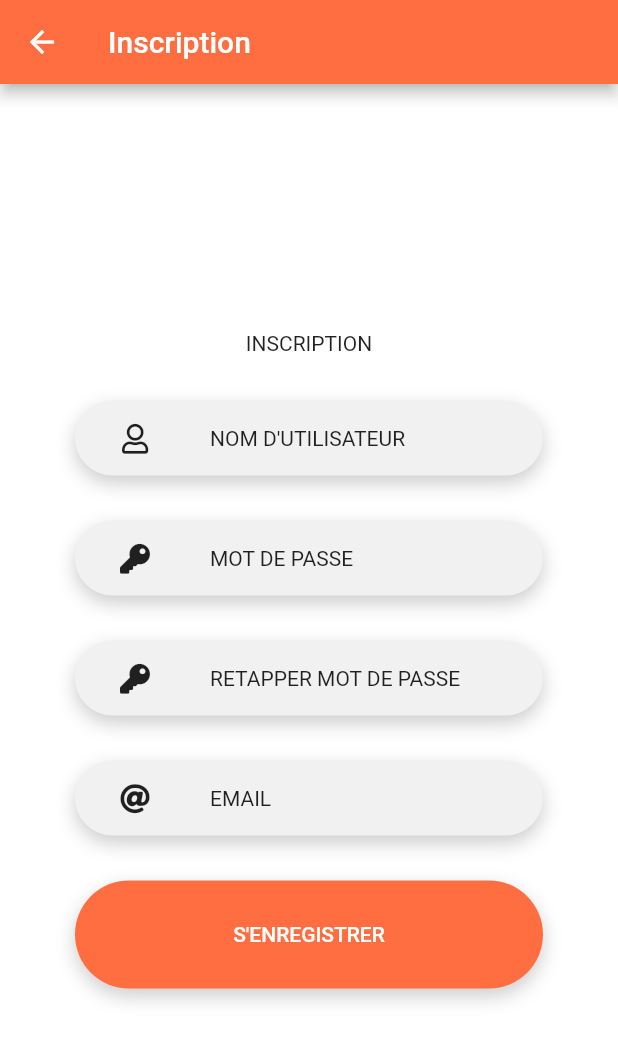
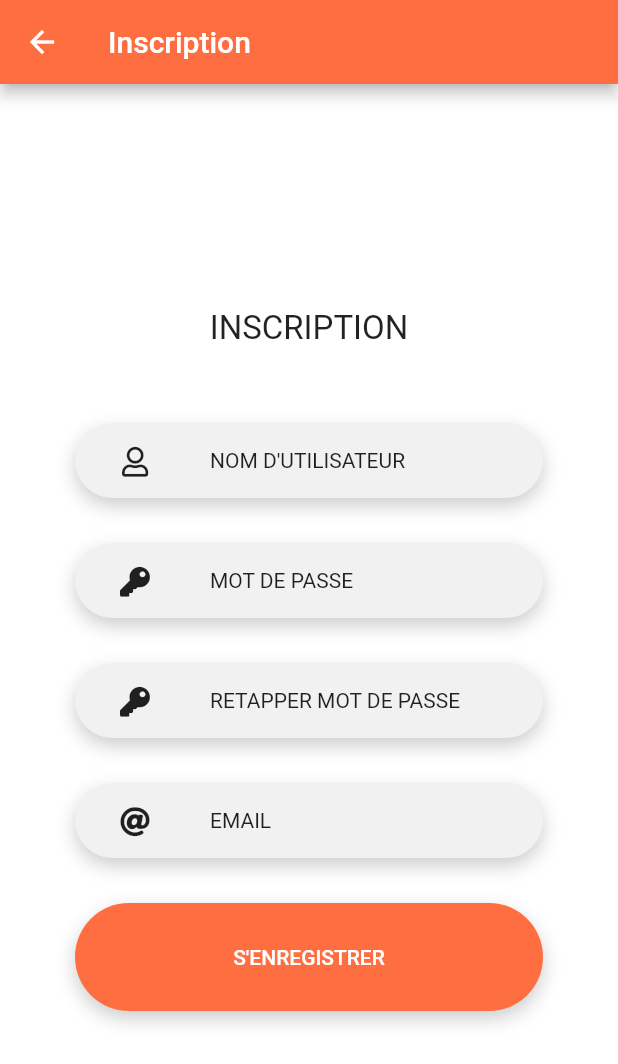
Before and after one commit to houdja/connexion, a Flutter app: the Inscription screen opened directly, on a phone screen of 412 x 824 dp. Shown: the top 1064 px of the screen. Run offline on Flutter 3.47's test engine with Material 2 defaults, Android fonts, the phone set to English and light mode, and no system bars; our stand-ins replace font_awesome_flutter; Roboto replaces fonts that are missing (Maven Pro).

```diff
--- a/lib/pages/inscription.dart
+++ b/lib/pages/inscription.dart
@@ -21,8 +21,10 @@ class Inscription extends StatelessWidget {
           crossAxisAlignment: CrossAxisAlignment.center,
           children: [
             Container(
+              margin: EdgeInsets.only(bottom: 20),
               child: Text(
                 'Inscription'.toUpperCase(),
+                style: TextStyle(fontSize: 22),
               ),
             ),
             Myrow(FontAwesomeIcons.user, "Nom d'utilisateur"),
```
